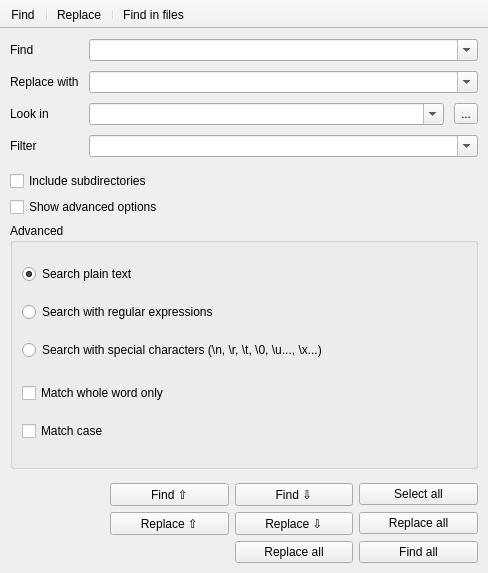
This is src/ui/Search/frmsearchreplace.ui in notepadqq/notepadqq as Qt 5 draws it before an edit. The edited form follows.
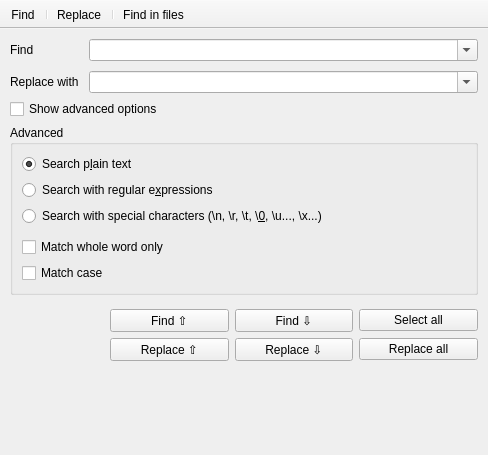
This is the edited form. Icons and pictures are not drawn.

Commit message: Removed all the old FindInFiles functionality, classes, signals, UI. Reorganized new code and started code cleanup and documentation.

What changed in the file:
```diff
--- a/src/ui/Search/frmsearchreplace.ui
+++ b/src/ui/Search/frmsearchreplace.ui
@@ -7,7 +7,7 @@
     <x>0</x>
     <y>0</y>
     <width>488</width>
-    <height>573</height>
+    <height>455</height>
    </rect>
   </property>
   <property name="windowTitle">
@@ -64,32 +64,6 @@
           </property>
          </widget>
         </item>
-        <item>
-         <widget class="QLabel" name="lblLookIn">
-          <property name="sizePolicy">
-           <sizepolicy hsizetype="Fixed" vsizetype="Preferred">
-            <horstretch>0</horstretch>
-            <verstretch>0</verstretch>
-           </sizepolicy>
-          </property>
-          <property name="text">
-           <string>Look in</string>
-          </property>
-         </widget>
-        </item>
-        <item>
-         <widget class="QLabel" name="lblFilter">
-          <property name="sizePolicy">
-           <sizepolicy hsizetype="Fixed" vsizetype="Preferred">
-            <horstretch>0</horstretch>
-            <verstretch>0</verstretch>
-           </sizepolicy>
-          </property>
-          <property name="text">
-           <string>Filter</string>
-          </property>
-         </widget>
-        </item>
        </layout>
       </item>
       <item>
@@ -126,76 +100,10 @@
           </property>
          </widget>
         </item>
-        <item>
-         <layout class="QHBoxLayout" name="groupLookIn">
-          <item>
-           <widget class="QComboBox" name="cmbLookIn">
-            <property name="sizePolicy">
-             <sizepolicy hsizetype="Expanding" vsizetype="Fixed">
-              <horstretch>0</horstretch>
-              <verstretch>0</verstretch>
-             </sizepolicy>
-            </property>
-            <property name="editable">
-             <bool>true</bool>
-            </property>
-            <property name="insertPolicy">
-             <enum>QComboBox::NoInsert</enum>
-            </property>
-           </widget>
-          </item>
-          <item>
-           <widget class="QToolButton" name="btnLookInBrowse">
-            <property name="text">
-             <string>...</string>
-            </property>
-           </widget>
-          </item>
-         </layout>
-        </item>
-        <item>
-         <widget class="QComboBox" name="cmbFilter">
-          <property name="sizePolicy">
-           <sizepolicy hsizetype="Expanding" vsizetype="Fixed">
-            <horstretch>0</horstretch>
-            <verstretch>0</verstretch>
-           </sizepolicy>
-          </property>
-          <property name="editable">
-           <bool>true</bool>
-          </property>
-          <property name="insertPolicy">
-           <enum>QComboBox::NoInsert</enum>
-          </property>
-         </widget>
-        </item>
        </layout>
       </item>
      </layout>
     </item>
-    <item>
-     <spacer name="verticalSpacer_2">
-      <property name="orientation">
-       <enum>Qt::Vertical</enum>
-      </property>
-      <property name="sizeType">
-       <enum>QSizePolicy::Minimum</enum>
-      </property>
-      <property name="sizeHint" stdset="0">
-       <size>
-        <width>20</width>
-        <height>8</height>
-       </size>
-      </property>
-     </spacer>
-    </item>
-    <item>
-     <widget class="QCheckBox" name="chkIncludeSubdirs">
-      <property name="text">
-       <string>Include subdirectories</string>
-      </property>
-     </widget>
-    </item>
     <item>
      <widget class="QCheckBox" name="chkShowAdvanced">
       <property name="text">
@@ -212,7 +120,7 @@
        <item row="0" column="0">
         <widget class="QRadioButton" name="radSearchPlainText">
          <property name="text">
-          <string>Search plain text</string>
+          <string>Search p&amp;lain text</string>
          </property>
          <property name="checked">
           <bool>true</bool>
@@ -252,14 +160,14 @@
        <item row="2" column="0">
         <widget class="QRadioButton" name="radSearchWithSpecialChars">
          <property name="text">
-          <string>Search with special characters (\n, \r, \t, \0, \u..., \x...)</string>
+          <string>Search with special characters (\n, \r, \t, \&amp;0, \u..., \x...)</string>
          </property>
         </widget>
        </item>
        <item row="1" column="0">
         <widget class="QRadioButton" name="radSearchWithRegex">
          <property name="text">
-          <string>Search with regular expressions</string>
+          <string>Search with regular e&amp;xpressions</string>
          </property>
         </widget>
        </item>
@@ -341,16 +249,6 @@
         </property>
        </widget>
       </item>
-      <item row="2" column="3">
-       <widget class="QPushButton" name="btnFindAll">
-        <property name="text">
-         <string>Find all</string>
-        </property>
-        <property name="autoDefault">
-         <bool>true</bool>
-        </property>
-       </widget>
-      </item>
       <item row="0" column="1">
        <widget class="QPushButton" name="btnFindPrev">
         <property name="text">
@@ -377,16 +275,6 @@
         </property>
        </spacer>
       </item>
-      <item row="2" column="2">
-       <widget class="QPushButton" name="btnReplaceAllInFiles">
-        <property name="text">
-         <string>Replace all</string>
-        </property>
-        <property name="autoDefault">
-         <bool>true</bool>
-        </property>
-       </widget>
-      </item>
      </layout>
     </item>
    </layout>
```
Left out of the diff: 5 changed lines with no effect on the pictures. The commit also changes 26 other files.
